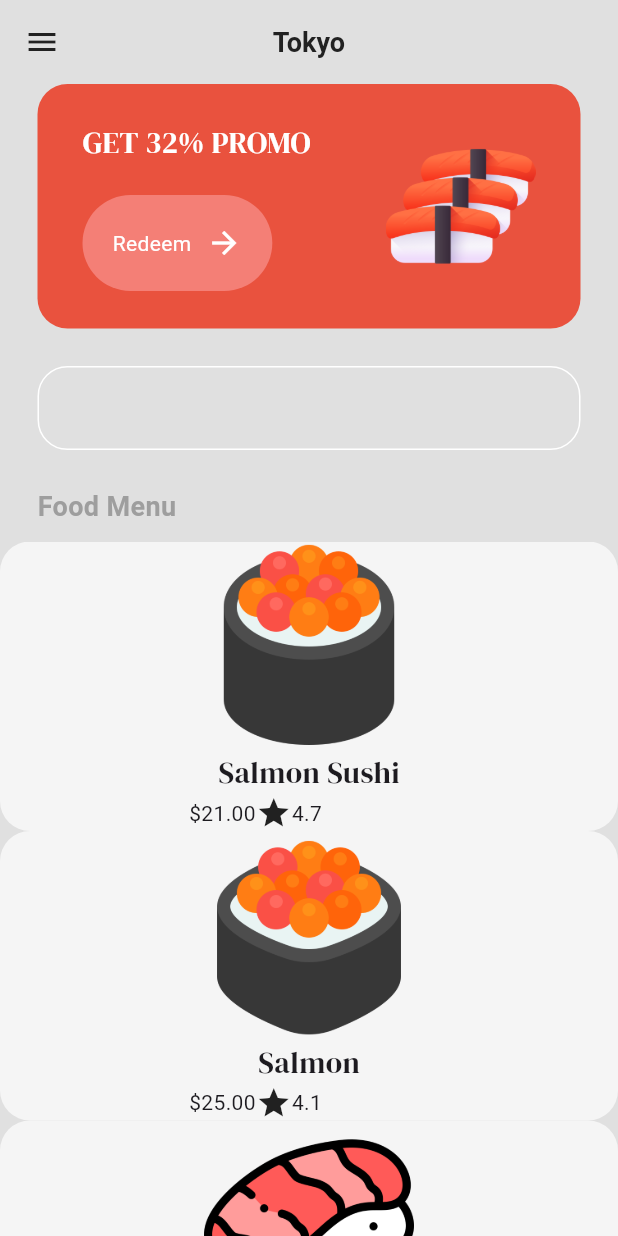
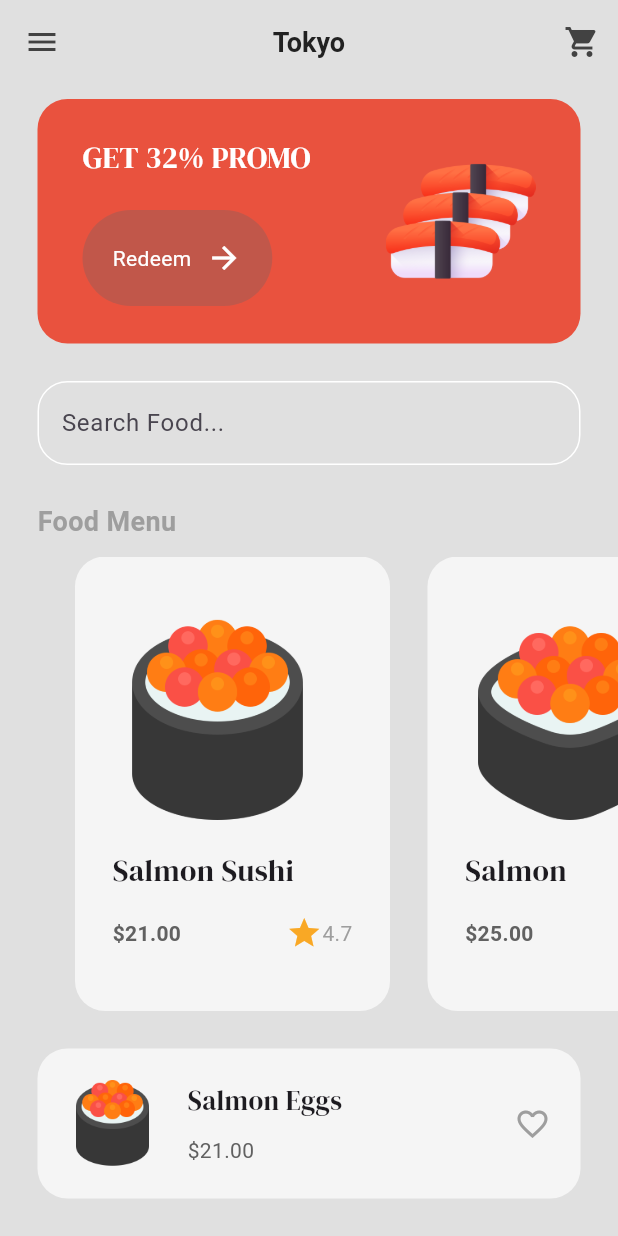
Before and after one commit to Thongngy/App, a Flutter app: the MenuPage screen opened by its route, on a phone screen of 412 x 824 dp. Run offline on Flutter 3.47's test engine with Material 3 defaults, Android fonts, the light colour scheme and no system bars; our stand-ins replace google_fonts.

Commit message:
Update code

```diff
--- a/lib/components/button.dart
+++ b/lib/components/button.dart
@@ -1,4 +1,5 @@
 import 'package:flutter/material.dart';
+import 'package:weather/theme/colors.dart';
 
 class MyButton extends StatelessWidget {
   final String text;
@@ -16,7 +17,8 @@ class MyButton extends StatelessWidget {
     return GestureDetector(
       onTap: onTap,
       child: Container(
-        decoration: BoxDecoration(color:Color.fromARGB(255, 244, 127, 118),
+        decoration: BoxDecoration(
+          color: secondaryColor,
         borderRadius: BorderRadius.circular(40),
         ),
         padding: EdgeInsets.all(20),
--- a/lib/components/food_tile.dart
+++ b/lib/components/food_tile.dart
@@ -4,19 +4,28 @@ import '../models/food.dart';
 
 class FoodTile extends StatelessWidget {
   final Food food;
+  final void Function()? onTap;
   const FoodTile({
     super.key,
     required this.food,
+    required this.onTap,
     });
 
   @override
   Widget build(BuildContext context) {
-    return Container(
+    return GestureDetector(
+      onTap: onTap,
+      child: Container(
         decoration: BoxDecoration(
           color: Colors.grey[100],
           borderRadius: BorderRadius.circular(20),
         ),
+        margin: const EdgeInsets.only(left: 25),
+        padding: const EdgeInsets.all(25),
+
         child: Column(
+          crossAxisAlignment: CrossAxisAlignment.start,
+          mainAxisAlignment: MainAxisAlignment.spaceEvenly,
           children: [
             Image.asset(
               food.imagePath,
@@ -29,17 +38,30 @@ class FoodTile extends StatelessWidget {
               SizedBox(
                 width: 160,
                 child: Row(
+                  mainAxisAlignment: MainAxisAlignment.spaceBetween,
                   children: [
                     //price
-                  Text('\$'+ food.price),
+                    Text('\$${food.price}',
+                     style: TextStyle(fontWeight: FontWeight.bold,
+                     color: Colors.grey[700],
+                     ),
+                    ),
                     //rating
-                  Icon(Icons.star),
-                  Text(food.rating),
+                   Row(children: [
+                     Icon(Icons.star,
+                    color: Colors.yellow[800],
+                    ),
+                    Text(food.rating,
+                    style: const TextStyle(color: Colors.grey),
+                    ),
+                   ],
+                   )
                   ],
                 ),
               ),
         ],
         ),
+      ),
     );
   }
 }
--- /dev/null
+++ b/lib/models/shop.dart
@@ -0,0 +1,33 @@
+import 'package:flutter/material.dart';
+import 'food.dart';
+
+class Shop extends ChangeNotifier{
+  //food menu
+    final List<Food> _foodMenu = [
+    Food(name: "Salmon Sushi", price: "21.00", imagePath: "lib/image/sushi2.png", rating: "4.7"),
+    Food(name: "Salmon", price: "25.00", imagePath: "lib/image/sushi.png", rating: "4.1"),
+    Food(name: "Tuna", price: "20.00", imagePath: "lib/image/nigiri.png", rating: "4.1"),
+  ];
+
+  //customer cart
+  List<Food>_cart = [];
+  //getter methods
+  // ignore: recursive_getters
+  List<Food> get foodMenu => _foodMenu;
+  List<Food> get cart => _cart;
+
+  //add to cart
+  void addToCart(Food foodItem, int quantity){
+    for (int i=0; i < quantity; i++){
+      _cart.add(foodItem);
+    }
+    notifyListeners();
+  }
+  //remove from cart
+  void removeFromCart(Food food){
+    _cart.remove(food);
+    	notifyListeners();
+  }
+
+  void clearCart() {}
+}
--- a/lib/page/intro_page.dart
+++ b/lib/page/intro_page.dart
@@ -1,6 +1,7 @@
 import 'package:flutter/material.dart';
 import 'package:google_fonts/google_fonts.dart';
 import 'package:weather/components/button.dart';
+import 'package:weather/theme/colors.dart';
 
 class IntroPage extends StatelessWidget {
   const IntroPage({super.key});
@@ -8,7 +9,7 @@ class IntroPage extends StatelessWidget {
   @override
   Widget build(BuildContext context) {
     return Scaffold(
-      backgroundColor: Color.fromARGB(255, 241, 81, 70),
+      backgroundColor: primaryColor,
       body: Padding(
         padding: const EdgeInsets.all(25.0),
         child: Column(
--- a/lib/page/menu_page.dart
+++ b/lib/page/menu_page.dart
@@ -1,9 +1,12 @@
 import 'package:flutter/material.dart';
 import 'package:google_fonts/google_fonts.dart';
+import 'package:provider/provider.dart';
 import 'package:weather/components/button.dart';
 import 'package:weather/components/food_tile.dart';
-import 'package:weather/models/food.dart';
 import 'package:weather/theme/colors.dart';
+
+import '../models/shop.dart';
+import 'food_details_page.dart';
 
 class MenuPage extends StatefulWidget {
   const MenuPage({super.key});
@@ -13,99 +16,67 @@ class MenuPage extends StatefulWidget {
 }
 
 class _MenuPageState extends State<MenuPage> {
-  //food menu
-  List foodMenu = [
-    Food(
-      name: "Salmon Sushi",
-      price: "21.00",
-      imagePath: "lib/image/sushi2.png",
-      rating: "4.7"
+  //navigate to food item
+  void navigateToFoodDetails(int index){
+    //get the shop and it's menu
+    final shop = context.read<Shop>();
+    final foodMenu = shop.foodMenu;
+
+    Navigator.push(
+      context,
+      MaterialPageRoute(
+      builder: (context) => FoodDetailsPage(
+        food:foodMenu[index],
       ),
-      Food(
-      name: "Salmon",
-      price: "25.00",
-      imagePath: "lib/image/sushi.png",
-      rating: "4.1"),
-
-      Food(
-      name: "Tuna",
-      price: "20.00",
-      imagePath: "lib/image/nigiri.png",
-      rating: "4.1"),
-       Food(
-      name: "Tuna",
-      price: "20.00",
-      imagePath: "lib/image/nigiri.png",
-      rating: "4.1"),
-  ];
-
-
-
+      ),
+      );
+  }
+  @override
   Widget build(BuildContext context) {
+     //get the shop and it's menu
+    final shop = context.read<Shop>();
+    final foodMenu = shop.foodMenu;
     return Scaffold(
       backgroundColor: Colors.grey[300],
       appBar: AppBar(
         backgroundColor: Colors.transparent,
+        foregroundColor: Colors.grey[800],
         elevation: 0,
-        centerTitle: true, // Center the title
-        leading: Icon(
-          Icons.menu,
-          color: Colors.grey[900],
+        centerTitle: true,
+        leading: const Tooltip(
+          message: "Menu",
+          child: Icon(Icons.menu),
         ),
         title: Text(
           'Tokyo',
           style: TextStyle(
-                fontWeight: FontWeight.bold,
-                color: Colors.grey[900],
-                fontSize: 18,
-              ),
+            fontWeight: FontWeight.bold,
+            color: Colors.grey[900],
+            fontSize: 18,
+          ),
         ),
+        actions: [
+          IconButton(onPressed:(){
+            Navigator.pushNamed(context, '/cartpage');
+          },
+          icon: const Icon(
+            Icons.shopping_cart,
+            //color: Colors.grey
+            ),
+          )
+        ],
       ),
       body: Column(
-        crossAxisAlignment: CrossAxisAlignment.start, // Align items to the start
+        crossAxisAlignment: CrossAxisAlignment.start,
         children: [
-          // Promo container
-          Container(
-            decoration: BoxDecoration(
-              color: primaryColor,
-              borderRadius: BorderRadius.circular(20),
-            ),
-            margin: const EdgeInsets.symmetric(horizontal: 25),
-            padding: const EdgeInsets.symmetric(vertical: 25, horizontal: 30),
-            child: Row(
-              mainAxisAlignment: MainAxisAlignment.spaceBetween,
-              children: [
-                Column(
-                  crossAxisAlignment: CrossAxisAlignment.start,
-                  children: [
-                    Text(
-                      'GET 32% PROMO',
-                      style: GoogleFonts.dmSerifDisplay(
-                        fontSize: 20,
-                        color: Colors.white,
-                      ),
-                    ),
-                    const SizedBox(height: 20),
-                    MyButton(
-                      text: "Redeem",
-                      onTap: () {},
-                    ),
-                  ],
-                ),
-                Image.asset(
-                  'lib/image/sushi3.png',
-                  height: 100,
-                ),
-              ],
-            ),
-          ),
+          const SizedBox(height: 10),
+          _buildPromoSection(),
           const SizedBox(height: 25),
-
-          // Search bar
           Padding(
             padding: const EdgeInsets.symmetric(horizontal: 25.0),
             child: TextField(
               decoration: InputDecoration(
+                hintText: "Search Food...",
                 focusedBorder: OutlineInputBorder(
                   borderSide: const BorderSide(color: Colors.white),
                   borderRadius: BorderRadius.circular(20),
@@ -114,12 +85,11 @@ class _MenuPageState extends State<MenuPage> {
                   borderSide: const BorderSide(color: Colors.white),
                   borderRadius: BorderRadius.circular(20),
                 ),
+
               ),
             ),
           ),
           const SizedBox(height: 25),
-
-          // Food menu title
           const Padding(
             padding: EdgeInsets.symmetric(horizontal: 25.0),
             child: Text(
@@ -132,15 +102,94 @@ class _MenuPageState extends State<MenuPage> {
             ),
           ),
           const SizedBox(height: 10),
-          Expanded(child: ListView.builder(
-            itemCount: foodMenu.length,
-            itemBuilder: (context,index) => FoodTile(
-              food: foodMenu[index],
+          Expanded(
+            child: Padding(
+              padding: const EdgeInsets.only(left: 25.0),
+              child: foodMenu.isEmpty
+                  ? const Center(child: Text("No food items available"))
+                  : ListView.builder(
+                      scrollDirection: Axis.horizontal,
+                      itemCount: foodMenu.length,
+                      itemBuilder: (context, index) => FoodTile(
+                        food: foodMenu[index],
+                        onTap: () => navigateToFoodDetails(index),
+                        ),
+                    ),
             ),
-            ),
-            ),
+          ),
+          const SizedBox(height: 25),
+          _buildPopularFood(),
+        ],
+      ),
+    );
+  }
 
-          //popular
+  Widget _buildPromoSection() {
+    return Container(
+      decoration: BoxDecoration(
+        color: primaryColor,
+        borderRadius: BorderRadius.circular(20),
+      ),
+      margin: const EdgeInsets.symmetric(horizontal: 25),
+      padding: const EdgeInsets.symmetric(vertical: 25, horizontal: 30),
+      child: Row(
+        mainAxisAlignment: MainAxisAlignment.spaceBetween,
+        children: [
+          Column(
+            crossAxisAlignment: CrossAxisAlignment.start,
+            children: [
+              Text(
+                'GET 32% PROMO',
+                style: GoogleFonts.dmSerifDisplay(
+                  fontSize: 20,
+                  color: Colors.white,
+                ),
+              ),
+              const SizedBox(height: 20),
+              MyButton(
+                text: "Redeem",
+                onTap: () {},
+              ),
+            ],
+          ),
+          Image.asset('lib/image/sushi3.png', height: 100),
+        ],
+      ),
+    );
+  }
+
+  Widget _buildPopularFood() {
+    return Container(
+      decoration: BoxDecoration(
+        color: Colors.grey[100],
+        borderRadius: BorderRadius.circular(20),
+      ),
+      margin: const EdgeInsets.only(left: 25, right: 25, bottom: 25),
+      padding: const EdgeInsets.all(20),
+      child: Row(
+        mainAxisAlignment: MainAxisAlignment.spaceBetween,
+        children: [
+          Row(
+            children: [
+              Image.asset('lib/image/sushi2.png', height: 60),
+              const SizedBox(width: 20),
+              Column(
+                crossAxisAlignment: CrossAxisAlignment.start,
+                children: [
+                  Text(
+                    "Salmon Eggs",
+                    style: GoogleFonts.dmSerifDisplay(fontSize: 18),
+                  ),
+                  const SizedBox(height: 10),
+                  Text(
+                    '\$21.00',
+                    style: TextStyle(color: Colors.grey[700]),
+                  ),
+                ],
+              ),
+            ],
+          ),
+          const Icon(Icons.favorite_outline, color: Colors.grey),
         ],
       ),
     );
--- a/lib/theme/colors.dart
+++ b/lib/theme/colors.dart
@@ -2,3 +2,4 @@ import 'package:flutter/material.dart';
 
 var primaryColor =const Color.fromARGB(199, 235, 42, 17);
 var blueColor = const Color.fromARGB(200, 20, 112, 241);
+var secondaryColor = const Color.fromARGB(109, 140, 94, 91);
--- a/pubspec.yaml
+++ b/pubspec.yaml
@@ -36,6 +36,7 @@ dependencies:
   # Use with the CupertinoIcons class for iOS style icons.
   cupertino_icons: ^1.0.6
   google_fonts:
+  provider:
 dev_dependencies:
   flutter_test:
     sdk: flutter
```
Also changed, not shown: lib/main.dart (+10 -1 lines), lib/page/cart_page.dart (added, +197 -0 lines), lib/page/food_details_page.dart (added, +217 -0 lines), pubspec.lock. Lines whose indentation alone changed are shown as unchanged.
